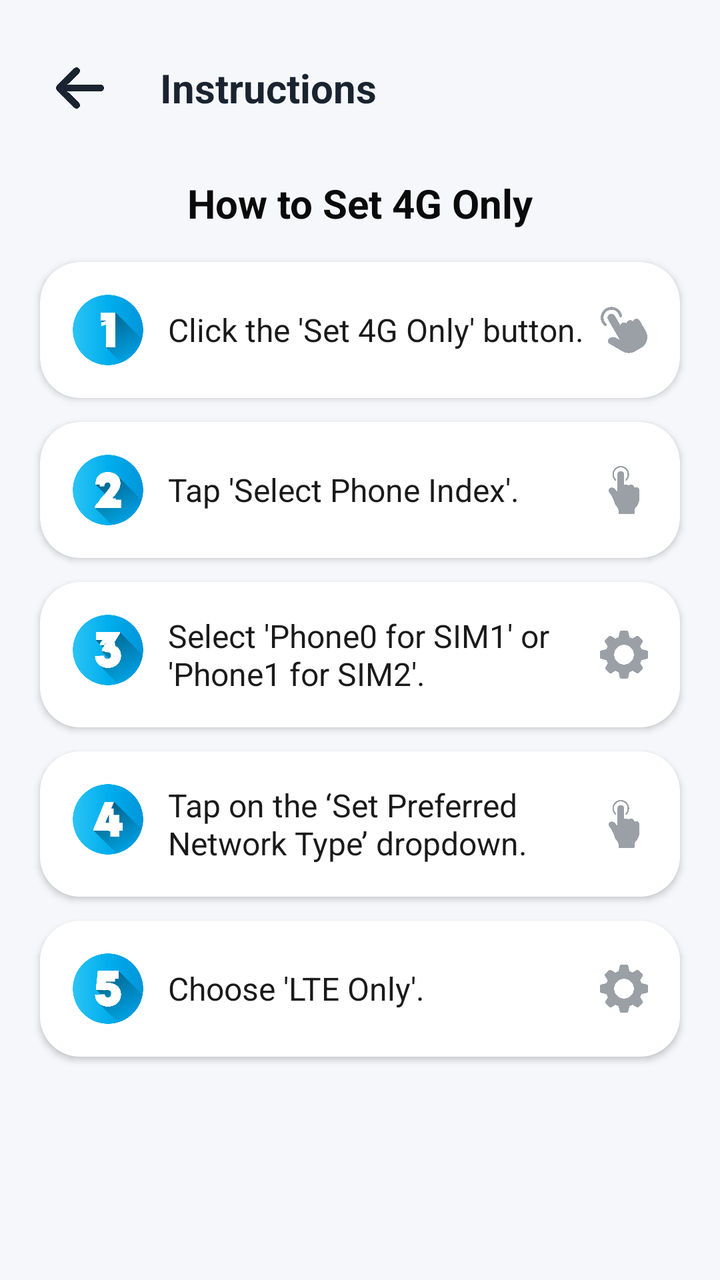
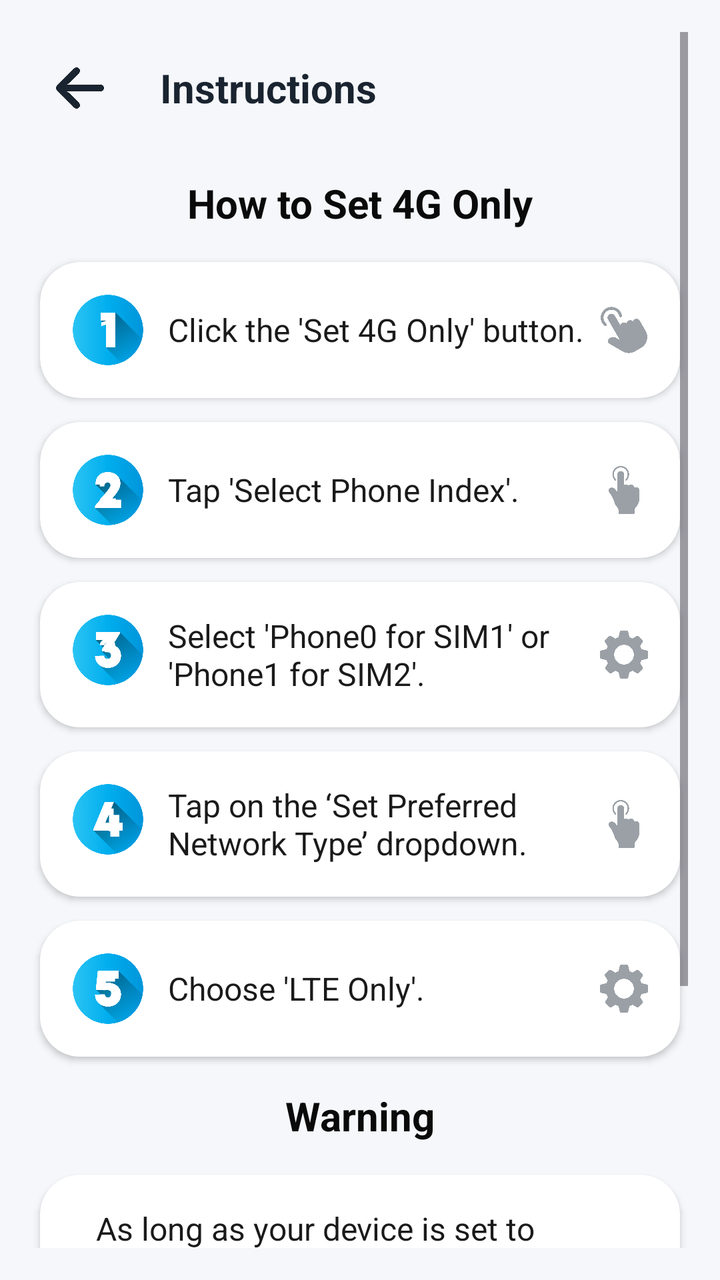

An Android layout rendered at two revisions. The XML below is the earlier revision; the diff shows what the commit changed to produce the second picture.
<!-- AndroidManifest.xml: application theme Theme._4Gonly -->
<!-- res/layout/activity_instructions.xml -->
<?xml version="1.0" encoding="utf-8"?>
<ScrollView xmlns:android="http://schemas.android.com/apk/res/android"
    xmlns:tools="http://schemas.android.com/tools"
    xmlns:app="http://schemas.android.com/apk/res-auto"
    android:layout_width="match_parent"
    android:layout_height="match_parent"
    android:background="#F5F7FA"
    android:padding="16dp"
    tools:context=".instructions">

    <LinearLayout
        android:layout_width="match_parent"
        android:layout_height="wrap_content"
        android:orientation="vertical">

        
        <LinearLayout
            android:layout_width="match_parent"
            android:layout_height="wrap_content"
            android:orientation="horizontal"
            android:gravity="center_vertical"
            android:paddingVertical="8dp">

            <ImageButton
                android:id="@+id/btnBack"
                android:layout_width="40dp"
                android:layout_height="40dp"
                android:layout_marginStart="4dp"
                android:padding="8dp"
                android:background="?attr/selectableItemBackgroundBorderless"
                android:scaleType="centerInside"
                android:src="@drawable/arrow_back"
                android:tint="#1A2430"
                android:contentDescription="Back" />

            <TextView
                android:layout_width="wrap_content"
                android:layout_height="wrap_content"
                android:layout_marginStart="20dp"
                android:text="Instructions"
                android:textColor="#1A2430"
                android:textSize="20sp"
                android:textStyle="bold" />
        </LinearLayout>

        
        <TextView
            android:id="@+id/tvTitle"
            android:layout_width="match_parent"
            android:layout_height="wrap_content"
            android:text="How to Set 4G Only"
            android:textStyle="bold"
            android:textSize="20sp"
            android:gravity="center"
            android:textColor="#0A0A0A"
            android:paddingVertical="16dp" />

        
        <LinearLayout
            android:layout_width="match_parent"
            android:layout_height="wrap_content"
            android:orientation="horizontal"
            android:padding="16dp"
            android:layout_marginBottom="12dp"
            android:elevation="2dp"
            android:backgroundTint="#FFFFFF"
            android:clipToOutline="true"
            android:layout_marginHorizontal="4dp"
            android:background="@drawable/rounded_card">

            <TextView
                android:layout_width="36dp"
                android:layout_height="36dp"
                android:gravity="center"
                android:text="1"
                android:textColor="#FFFFFF"
                android:textStyle="bold"
                android:textSize="16sp"
                android:background="@drawable/numberone" />

            <TextView
                android:layout_width="0dp"
                android:layout_height="wrap_content"
                android:layout_weight="1"
                android:text="Click the 'Set 4G Only' button."
                android:textSize="16sp"
                android:textColor="#1A1A1A"
                android:layout_marginStart="12dp"
                android:layout_gravity="center_vertical" />

            <ImageView
                android:layout_width="24dp"
                android:layout_height="24dp"
                android:src="@drawable/tap"
                android:tint="#9AA0A6"
                android:layout_gravity="center_vertical" />
        </LinearLayout>

        
        <LinearLayout
            android:layout_width="match_parent"
            android:layout_height="wrap_content"
            android:orientation="horizontal"
            android:padding="16dp"
            android:layout_marginBottom="12dp"
            android:elevation="2dp"
            android:backgroundTint="#FFFFFF"
            android:clipToOutline="true"
            android:layout_marginHorizontal="4dp"
            android:background="@drawable/rounded_card">

            <TextView
                android:layout_width="36dp"
                android:layout_height="36dp"
                android:gravity="center"
                android:text="2"
                android:textColor="#FFFFFF"
                android:textStyle="bold"
                android:textSize="16sp"
                android:background="@drawable/number2" />

            <TextView
                android:layout_width="0dp"
                android:layout_height="wrap_content"
                android:layout_weight="1"
                android:text="Tap 'Select Phone Index'."
                android:textSize="16sp"
                android:textColor="#1A1A1A"
                android:layout_marginStart="12dp"
                android:layout_gravity="center_vertical" />

            <ImageView
                android:layout_width="24dp"
                android:layout_height="24dp"
                android:src="@drawable/touch"
                android:tint="#9AA0A6"
                android:layout_gravity="center_vertical" />
        </LinearLayout>

        
        <LinearLayout
            android:layout_width="match_parent"
            android:layout_height="wrap_content"
            android:orientation="horizontal"
            android:padding="16dp"
            android:layout_marginBottom="12dp"
            android:elevation="2dp"
            android:layout_marginHorizontal="4dp"
            android:background="@drawable/rounded_card">

            <TextView
                android:layout_width="36dp"
                android:layout_height="36dp"
                android:gravity="center"
                android:text="3"
                android:textColor="#FFFFFF"
                android:textStyle="bold"
                android:textSize="16sp"
                android:background="@drawable/number3" />

            <TextView
                android:layout_width="0dp"
                android:layout_height="wrap_content"
                android:layout_weight="1"
                android:text="Select 'Phone0 for SIM1' or 'Phone1 for SIM2'."
                android:textSize="16sp"
                android:textColor="#1A1A1A"
                android:layout_marginStart="12dp"
                android:layout_gravity="center_vertical" />

            <ImageView
                android:layout_width="24dp"
                android:layout_height="24dp"
                android:src="@drawable/gear"
                android:tint="#9AA0A6"
                android:layout_gravity="center_vertical" />
        </LinearLayout>

        
        <LinearLayout
            android:layout_width="match_parent"
            android:layout_height="wrap_content"
            android:orientation="horizontal"
            android:padding="16dp"
            android:layout_marginBottom="12dp"
            android:elevation="2dp"
            android:layout_marginHorizontal="4dp"
            android:background="@drawable/rounded_card">

            <TextView
                android:layout_width="36dp"
                android:layout_height="36dp"
                android:gravity="center"
                android:text="4"
                android:textColor="#FFFFFF"
                android:textStyle="bold"
                android:textSize="16sp"
                android:background="@drawable/number4" />

            <TextView
                android:layout_width="0dp"
                android:layout_height="wrap_content"
                android:layout_weight="1"
                android:text="Tap on the ‘Set Preferred Network Type’ dropdown."
                android:textSize="16sp"
                android:textColor="#1A1A1A"
                android:layout_marginStart="12dp"
                android:layout_gravity="center_vertical" />

            <ImageView
                android:layout_width="24dp"
                android:layout_height="24dp"
                android:src="@drawable/touch"
                android:tint="#9AA0A6"
                android:layout_gravity="center_vertical" />
        </LinearLayout>

        
        <LinearLayout
            android:layout_width="match_parent"
            android:layout_height="wrap_content"
            android:orientation="horizontal"
            android:padding="16dp"
            android:elevation="2dp"
            android:layout_marginHorizontal="4dp"
            android:background="@drawable/rounded_card">

            <TextView
                android:layout_width="36dp"
                android:layout_height="36dp"
                android:gravity="center"
                android:text="5"
                android:textColor="#FFFFFF"
                android:textStyle="bold"
                android:textSize="16sp"
                android:background="@drawable/number5" />

            <TextView
                android:layout_width="0dp"
                android:layout_height="wrap_content"
                android:layout_weight="1"
                android:text="Choose 'LTE Only'."
                android:textSize="16sp"
                android:textColor="#1A1A1A"
                android:layout_marginStart="12dp"
                android:layout_gravity="center_vertical" />

            <ImageView
                android:layout_width="24dp"
                android:layout_height="24dp"
                android:src="@drawable/gear"
                android:tint="#9AA0A6"
                android:layout_gravity="center_vertical" />
        </LinearLayout>

        <Space
            android:layout_width="match_parent"
            android:layout_height="80dp" />
    </LinearLayout>
</ScrollView>
<!-- resources referenced by this layout -->
<resources>
  <!-- drawable arrow_back: png bitmap (drawable, 7401 bytes) -->
  <!-- drawable gear: png bitmap (drawable, 13977 bytes) -->
  <!-- drawable number2: png bitmap (drawable, 29337 bytes) -->
  <!-- drawable number3: png bitmap (drawable, 30147 bytes) -->
  <!-- drawable number4: png bitmap (drawable, 26019 bytes) -->
  <!-- drawable number5: png bitmap (drawable, 29710 bytes) -->
  <!-- drawable numberone: png bitmap (drawable, 21715 bytes) -->
  <!-- drawable rounded_card (drawable) -->
  <shape xmlns:android="http://schemas.android.com/apk/res/android"
      android:shape="rectangle">
      <solid android:color="#FFFFFF" />
      <corners android:radius="20dp" />
  </shape>
  <!-- drawable tap: png bitmap (drawable, 13996 bytes) -->
  <!-- drawable touch: png bitmap (drawable, 11218 bytes) -->
  <style name="Theme._4Gonly" parent="Base.Theme._4Gonly" />
  <style name="Base.Theme._4Gonly" parent="Theme.Material3.DayNight.NoActionBar">
          
          <item name="android:windowBackground">@color/app_background</item>
          <item name="colorSurface">@color/app_background</item>
          <item name="android:colorBackground">@color/app_background</item>
      </style>
  <color name="app_background">#F5F7FA</color>
</resources>

<!-- the commit's change to res/layout/activity_instructions.xml (unified diff, before → after) -->
@@ -253,6 +253,41 @@
                 android:layout_gravity="center_vertical" />
         </LinearLayout>
 
+        
+        <TextView
+            android:id="@+id/tvTitle"
+            android:layout_width="match_parent"
+            android:layout_height="wrap_content"
+            android:text="Warning"
+            android:textStyle="bold"
+            android:textSize="20sp"
+            android:gravity="center"
+            android:textColor="#0A0A0A"
+            android:paddingVertical="16dp" />
+
+        <LinearLayout
+            android:layout_width="match_parent"
+            android:layout_height="wrap_content"
+            android:orientation="horizontal"
+            android:padding="16dp"
+            android:elevation="2dp"
+            android:layout_marginHorizontal="4dp"
+            android:background="@drawable/rounded_card">
+
+
+
+            <TextView
+                android:layout_width="0dp"
+                android:layout_height="wrap_content"
+                android:layout_weight="1"
+                android:text="As long as your device is set to 4G-only network mode, you won’t be able to make or receive calls. To restore calling functionality, you must switch back to another supported network mode."
+                android:textSize="16sp"
+                android:textColor="#1A1A1A"
+                android:layout_marginStart="12dp"
+                android:layout_gravity="center_vertical" />
+
+        </LinearLayout>
+
         <Space
             android:layout_width="match_parent"
             android:layout_height="80dp" />
